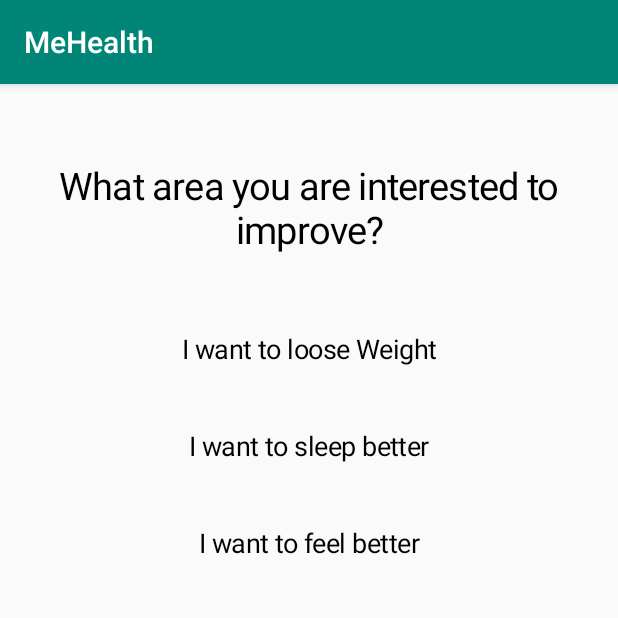
After one commit to kotibabug/medidata-gch, an Android app: the ImprovementActivity screen opened directly, with no data from a screen before it, on a phone screen of 412 x 824 dp, the top half of it. The commit adds this screen. Run offline under Robolectric (Android 15) with nearby library versions, the phone set to English and light mode, and no system bars.

Commit message:
added two activity for area and suggestions

```diff
--- a/app/src/main/AndroidManifest.xml
+++ b/app/src/main/AndroidManifest.xml
@@ -9,6 +9,8 @@
             android:roundIcon="@mipmap/ic_launcher_round"
             android:supportsRtl="true"
             android:theme="@style/AppTheme">
+        <activity android:name=".ImprovementActivity">
+        </activity>
         <activity android:name=".BuildProfileActivity">
         </activity>
         <activity android:name=".LoginActivity">
--- /dev/null
+++ b/app/src/main/java/com/medidata/mehealth/ImprovementActivity.kt
@@ -0,0 +1,17 @@
+package com.medidata.mehealth
+
+import android.support.v7.app.AppCompatActivity
+import android.os.Bundle
+import android.view.LayoutInflater
+
+class ImprovementActivity : AppCompatActivity() {
+
+    override fun onCreate(savedInstanceState: Bundle?) {
+        super.onCreate(savedInstanceState)
+        setContentView(R.layout.activity_improvement)
+    }
+
+    private fun createButtons() {
+        val button1 = LayoutInflater.from(this).inflate(R.layout.area_button, null)
+    }
+}
--- /dev/null
+++ b/app/src/main/res/layout/activity_improvement.xml
@@ -0,0 +1,88 @@
+<?xml version="1.0" encoding="utf-8"?>
+<android.support.constraint.ConstraintLayout
+        xmlns:android="http://schemas.android.com/apk/res/android"
+        xmlns:tools="http://schemas.android.com/tools"
+        xmlns:app="http://schemas.android.com/apk/res-auto"
+        android:layout_width="match_parent"
+        android:layout_height="match_parent"
+        tools:context=".ImprovementActivity">
+
+    <TextView
+            android:id="@+id/text_create_account"
+            android:layout_width="wrap_content"
+            android:layout_height="wrap_content"
+            android:text="What area you are interested to improve?"
+            style="@style/Header"
+            android:layout_marginTop="50dp"
+            app:layout_constraintStart_toStartOf="parent"
+            app:layout_constraintEnd_toEndOf="parent"
+            app:layout_constraintTop_toTopOf="parent" />
+
+    <LinearLayout
+            android:id="@+id/layout_area_holder"
+            android:layout_width="wrap_content"
+            android:layout_height="wrap_content"
+            app:layout_constraintStart_toStartOf="parent"
+            app:layout_constraintEnd_toEndOf="parent"
+            app:layout_constraintTop_toBottomOf="@id/text_create_account">
+
+    </LinearLayout>
+
+    <LinearLayout
+            android:id="@+id/layout_area_lose_weight"
+            android:layout_width="wrap_content"
+            android:layout_height="wrap_content"
+            android:layout_marginTop="40dp"
+            android:padding="10dp"
+            app:layout_constraintStart_toStartOf="parent"
+            app:layout_constraintEnd_toEndOf="parent"
+            app:layout_constraintTop_toBottomOf="@id/text_create_account">
+
+        <TextView
+                android:id="@+id/text_area_weight"
+                android:layout_width="wrap_content"
+                android:layout_height="wrap_content"
+                android:text="I want to loose Weight"
+                style="@style/NormalText" />
+
+    </LinearLayout>
+
+    <LinearLayout
+            android:id="@+id/layout_area_sleep"
+            android:layout_width="wrap_content"
+            android:layout_height="wrap_content"
+            android:layout_marginTop="20dp"
+            android:padding="10dp"
+            app:layout_constraintStart_toStartOf="parent"
+            app:layout_constraintEnd_toEndOf="parent"
+            app:layout_constraintTop_toBottomOf="@id/layout_area_lose_weight">
+
+        <TextView
+                android:id="@+id/text_area_sleep"
+                android:layout_width="wrap_content"
+                android:layout_height="wrap_content"
+                android:text="I want to sleep better"
+                style="@style/NormalText" />
+
+    </LinearLayout>
+
+    <LinearLayout
+            android:id="@+id/layout_area_feelbetter"
+            android:layout_width="wrap_content"
+            android:layout_height="wrap_content"
+            android:layout_marginTop="20dp"
+            android:padding="10dp"
+            app:layout_constraintStart_toStartOf="parent"
+            app:layout_constraintEnd_toEndOf="parent"
+            app:layout_constraintTop_toBottomOf="@id/layout_area_sleep">
+
+        <TextView
+                android:id="@+id/text_area_feelbetter"
+                android:layout_width="wrap_content"
+                android:layout_height="wrap_content"
+                android:text="I want to feel better"
+                style="@style/NormalText" />
+
+    </LinearLayout>
+
+</android.support.constraint.ConstraintLayout>
--- /dev/null
+++ b/app/src/main/res/layout/area_button.xml
@@ -0,0 +1,17 @@
+<?xml version="1.0" encoding="utf-8"?>
+<LinearLayout
+        android:id="@+id/layout_area"
+        android:layout_width="wrap_content"
+        android:layout_height="wrap_content"
+        android:layout_marginTop="40dp"
+        android:padding="10dp"
+        xmlns:android="http://schemas.android.com/apk/res/android">
+
+    <TextView
+            android:id="@+id/text_area"
+            android:layout_width="wrap_content"
+            android:layout_height="wrap_content"
+            android:text="I want to loose Weight"
+            style="@style/NormalText" />
+
+</LinearLayout>
--- a/app/src/main/res/values/styles.xml
+++ b/app/src/main/res/values/styles.xml
@@ -24,6 +24,14 @@
         <item name="android:textColor">@android:color/black</item>
         <item name="android:textSize">25sp</item>
         <item name="android:letterSpacing">-0.02</item>
+        <item name="android:textAlignment">center</item>
+    </style>
+
+    <style name="NormalText">
+        <item name="android:textColor">@android:color/black</item>
+        <item name="android:textSize">18sp</item>
+        <item name="android:letterSpacing">-0.02</item>
+        <item name="android:textAlignment">center</item>
     </style>
 
 </resources>
```
